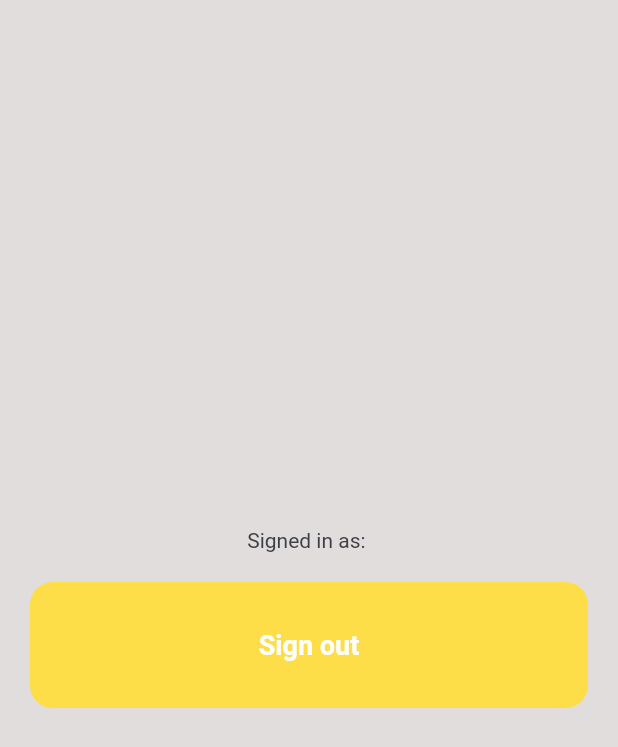
After one commit to lucasudar/FirebaseLogin_app_flutter, a Flutter app: the screen it shows once a user with an empty profile is signed in, after a tap on "Sign out", on a phone screen of 412 x 824 dp. The commit adds this screen. Shown: the top 747 px of the screen. Run offline on Flutter 3.47's test engine with Material 2 defaults, Android fonts, the phone set to English and light mode, and no system bars; our stand-ins replace firebase_auth, firebase_core, flutter_svg, google_fonts; accounts and stored records are empty; network calls fail.

Commit message:
added Firebase sign in and sign out

```diff
--- /dev/null
+++ b/lib/home_page.dart
@@ -0,0 +1,30 @@
+import 'package:firebase_auth/firebase_auth.dart';
+import 'package:flutter/material.dart';
+import 'package:login_page_firebase_flutter/constants.dart';
+import 'package:login_page_firebase_flutter/pages/components/action_btn.dart';
+
+class HomePage extends StatefulWidget {
+  const HomePage({Key? key}) : super(key: key);
+
+  @override
+  State<HomePage> createState() => _HomePageState();
+}
+
+class _HomePageState extends State<HomePage> {
+  final user = FirebaseAuth.instance.currentUser!;
+
+  @override
+  Widget build(BuildContext context) {
+    return Scaffold(
+      body: Center(
+          child: Column(
+            mainAxisAlignment: MainAxisAlignment.center,
+            children: [
+              Text('Signed in as: ' + user.email!),
+              const SizedBox(height: kDefaultPadding),
+              ActionBtn(text: 'Sign out', press: () => FirebaseAuth.instance.signOut()),
+            ],
+          )),
+    );
+  }
+}
--- a/lib/main.dart
+++ b/lib/main.dart
@@ -1,11 +1,10 @@
 import 'package:flutter/material.dart';
 import 'package:login_page_firebase_flutter/constants.dart';
-import 'package:login_page_firebase_flutter/pages/login_page.dart';
+import 'package:login_page_firebase_flutter/main_page.dart';
 import 'package:firebase_core/firebase_core.dart';
 
 void main() async {
   WidgetsFlutterBinding.ensureInitialized();
-
   await Firebase.initializeApp();
 
   runApp(const MyApp());
@@ -27,7 +26,7 @@ class MyApp extends StatelessWidget {
         ),
         visualDensity: VisualDensity.adaptivePlatformDensity,
       ),
-      home: const LoginPage(),
+      home: const MainPage(),
     );
   }
 }
--- /dev/null
+++ b/lib/main_page.dart
@@ -0,0 +1,23 @@
+import 'package:firebase_auth/firebase_auth.dart';
+import 'package:flutter/material.dart';
+import 'package:login_page_firebase_flutter/home_page.dart';
+import 'package:login_page_firebase_flutter/pages/login_page.dart';
+
+class MainPage extends StatelessWidget {
+  const MainPage({Key? key}) : super(key: key);
+
+  @override
+  Widget build(BuildContext context) {
+    return Scaffold(
+      body: StreamBuilder<User?>(
+          stream: FirebaseAuth.instance.authStateChanges(),
+          builder: (context, snapshot) {
+            if (snapshot.hasData) {
+              return const HomePage();
+            } else {
+              return const LoginPage();
+            }
+          }),
+    );
+  }
+}
--- a/lib/pages/login_page.dart
+++ b/lib/pages/login_page.dart
@@ -1,3 +1,4 @@
+import 'package:firebase_auth/firebase_auth.dart';
 import 'package:flutter/material.dart';
 import 'package:flutter_svg/svg.dart';
 import 'package:google_fonts/google_fonts.dart';
@@ -12,12 +13,28 @@ class LoginPage extends StatefulWidget {
 }
 
 class _LoginPageState extends State<LoginPage> {
+  final emailController = TextEditingController();
+  final passwordController = TextEditingController();
+
+  Future login() async {
+    await FirebaseAuth.instance.signInWithEmailAndPassword(
+        email: emailController.text.trim(),
+        password: passwordController.text.trim());
+  }
+
   @override
+  void dispose() {
+    emailController.dispose();
+    passwordController.dispose();
+    super.dispose();
+  }
+
   Widget build(BuildContext context) {
     return Scaffold(
         backgroundColor: kBackgroundColor,
         body: SafeArea(
           child: Center(
+            child: SingleChildScrollView(
               child: Column(
                 mainAxisAlignment: MainAxisAlignment.center,
                 children: [
@@ -49,6 +66,7 @@ class _LoginPageState extends State<LoginPage> {
                         borderRadius: BorderRadius.circular(10),
                       ),
                       child: TextField(
+                        controller: emailController,
                         decoration: InputDecoration(
                           border: InputBorder.none,
                           contentPadding: const EdgeInsets.symmetric(
@@ -74,6 +92,7 @@ class _LoginPageState extends State<LoginPage> {
                         borderRadius: BorderRadius.circular(15),
                       ),
                       child: TextField(
+                        controller: passwordController,
                         obscureText: true,
                         decoration: InputDecoration(
                           border: InputBorder.none,
@@ -90,7 +109,7 @@ class _LoginPageState extends State<LoginPage> {
                     ),
                   ),
                   const SizedBox(height: kDefaultPadding),
-                ActionBtn(text: 'Log in', press: () {}),
+                  ActionBtn(text: 'Log in', press: login),
                   const SizedBox(height: kDefaultPadding / 2),
                   Row(
                     mainAxisAlignment: MainAxisAlignment.center,
@@ -105,6 +124,7 @@ class _LoginPageState extends State<LoginPage> {
                 ],
               ),
             ),
+          ),
         ));
   }
 }
```
Lines whose indentation alone changed are shown as unchanged.
